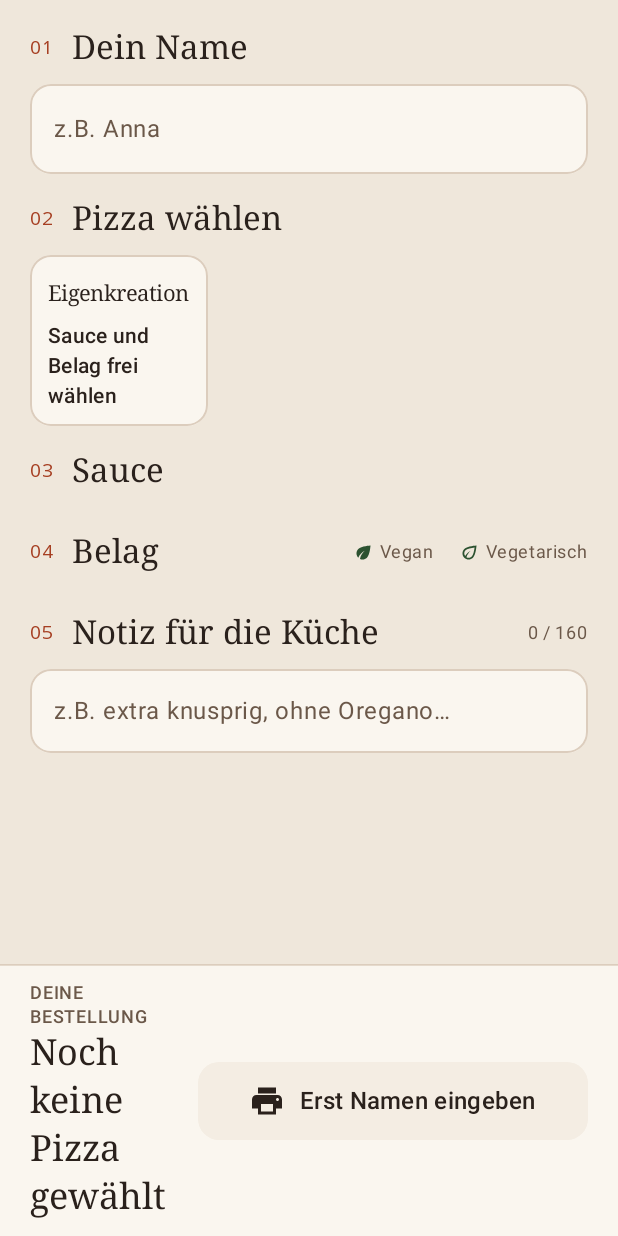
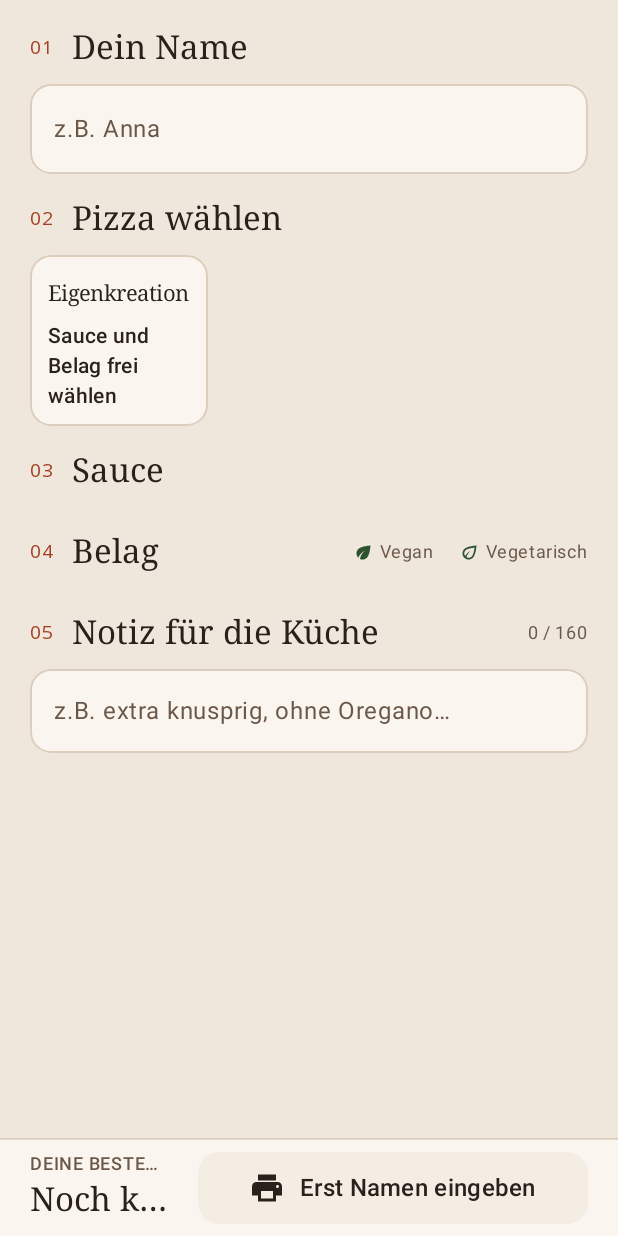
Before and after one commit to kaerbr/pizza-order, an Android app built with Jetpack Compose: the composable OrderScreen shown on its own in the app's theme, on a phone screen of 412 x 824 dp. Run offline under Robolectric (Android 15) with nearby library versions, the phone set to English and light mode, and no system bars.

Commit message:
feat: flacheres Bestell-Dock
Teig-Zähler („Noch 10 Pizzen“) wandert in die kleine Zeile über der
Bestellung, statt eine eigene dritte Zeile zu belegen. Pizzaname etwas
kleiner und einzeilig, Dock-Polster und Knopfhöhe leicht reduziert.

Co-Authored-By: Claude Opus 5.5 <noreply@anthropic.com>
Claude-Session: https://claude.ai/code/session_01KSFfrpMrVTAPuhwNFp2JYS

```diff
--- a/app/src/main/java/io/github/kaerbr/pizzaorder/ui/OrderScreen.kt
+++ b/app/src/main/java/io/github/kaerbr/pizzaorder/ui/OrderScreen.kt
@@ -193,7 +193,7 @@ fun OrderScreen(
         HorizontalDivider()
         Surface(color = MaterialTheme.colorScheme.surface) {
             Row(
-                Modifier.fillMaxWidth().padding(horizontal = 20.dp, vertical = 10.dp),
+                Modifier.fillMaxWidth().padding(horizontal = 20.dp, vertical = 8.dp),
                 verticalAlignment = Alignment.CenterVertically,
                 horizontalArrangement = Arrangement.spacedBy(20.dp),
             ) {
@@ -204,8 +204,21 @@ fun OrderScreen(
                         Diet.VEGETARIAN -> " · ${diet.label} (${menu.dietCulprits(current).joinToString()})"
                         Diet.NONE -> ""
                     }
-                    Crossfade(dietSuffix, animationSpec = tween(durationMillis = 700, easing = FastOutSlowInEasing), label = "diet") {
-                        Eyebrow("Deine Bestellung$it")
+                    // Dough stock rides in the eyebrow line instead of a third line under the summary.
+                    Row(verticalAlignment = Alignment.CenterVertically) {
+                        Crossfade(
+                            dietSuffix, animationSpec = tween(durationMillis = 700, easing = FastOutSlowInEasing), label = "diet",
+                            modifier = Modifier.weight(1f, fill = false),
+                        ) {
+                            Eyebrow("Deine Bestellung$it", maxLines = 1)
+                        }
+                        menu.dough?.let { d ->
+                            Eyebrow(
+                                if (d.isSoldOut) " · Ausverkauft" else " · Noch ${d.available} ${if (d.available == 1) "Pizza" else "Pizzen"}",
+                                maxLines = 1,
+                                color = if (d.isSoldOut || d.isLow) MaterialTheme.colorScheme.error else MaterialTheme.colorScheme.onSurfaceVariant,
+                            )
+                        }
                     }
                     Text(
                         when {
@@ -213,18 +226,9 @@ fun OrderScreen(
                             customer.isBlank() -> pizzaName
                             else -> "$pizzaName für ${customer.trim()}"
                         },
-                        style = MaterialTheme.typography.headlineSmall,
+                        style = MaterialTheme.typography.headlineSmall.copy(fontSize = MaterialTheme.typography.titleLarge.fontSize),
+                        maxLines = 1, overflow = TextOverflow.Ellipsis,
                     )
-                    // Under the summary, not its own Row child: next to the 280dp button it squeezed the summary
-                    // to zero width on phones, and the wrapped text pushed the whole form off screen.
-                    menu.dough?.let { d ->
-                        Text(
-                            if (d.isSoldOut) "Ausverkauft" else "Noch ${d.available} ${if (d.available == 1) "Pizza" else "Pizzen"}",
-                            style = MaterialTheme.typography.labelLarge,
-                            fontWeight = FontWeight.SemiBold,
-                            color = if (d.isSoldOut || d.isLow) MaterialTheme.colorScheme.error else MaterialTheme.colorScheme.onSurfaceVariant,
-                        )
-                    }
                 }
                 // Required steps: name and sauce (no toppings is fine, Marinara-style).
                 // The button fills from the left as they get done and only enables when all are.
@@ -255,7 +259,7 @@ fun OrderScreen(
                         disabledContainerColor = Color.Transparent, disabledContentColor = contentColor,
                     ),
                     modifier = Modifier
-                        .heightIn(min = 52.dp).widthIn(min = 260.dp)
+                        .heightIn(min = 48.dp).widthIn(min = 260.dp)
                         .clip(shape)
                         .background(MaterialTheme.colorScheme.surfaceVariant)
                         .drawBehind { drawRect(fill.copy(alpha = fillAlpha), size = size.copy(width = size.width * progress)) },
@@ -279,11 +283,18 @@ fun OrderScreen(
 }
 
 @Composable
-internal fun Eyebrow(text: String, modifier: Modifier = Modifier) = Text(
+internal fun Eyebrow(
+    text: String,
+    modifier: Modifier = Modifier,
+    maxLines: Int = Int.MAX_VALUE,
+    color: Color = MaterialTheme.colorScheme.onSurfaceVariant,
+) = Text(
     text.uppercase(),
     style = MaterialTheme.typography.labelMedium,
-    color = MaterialTheme.colorScheme.onSurfaceVariant,
+    color = color,
     fontWeight = FontWeight.SemiBold,
+    maxLines = maxLines,
+    overflow = TextOverflow.Ellipsis,
     modifier = modifier,
 )
 
```
